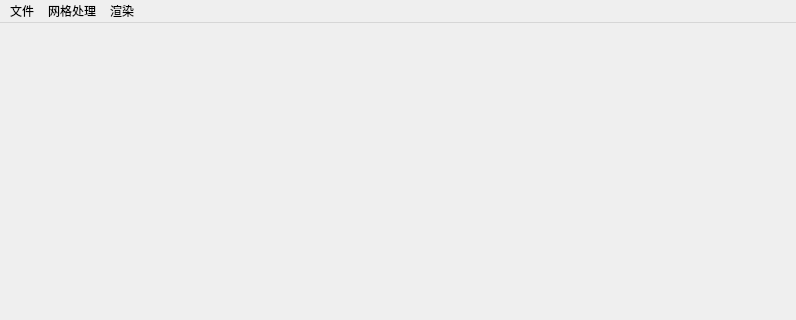
Above: mainwindow.ui from windless1015/Cart3DDemo before the change; both pictures show x 0 to 796 and y 0 to 320 of the 796 by 591 pixel window. Below: the same form after it.
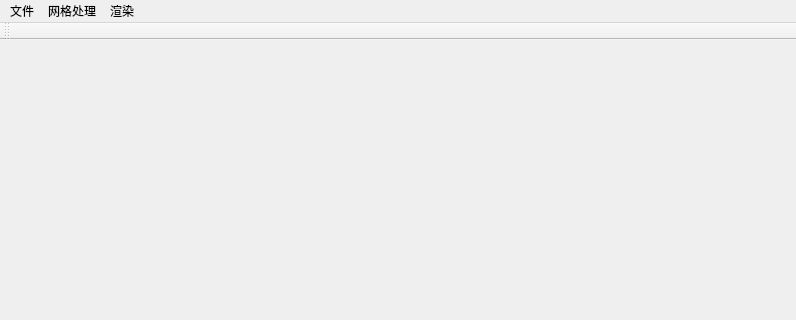
That is the form after the change.

What changed in the file:
```diff
--- a/mainwindow.ui
+++ b/mainwindow.ui
@@ -58,6 +58,17 @@
    <addaction name="menuRendering"/>
   </widget>
   <widget class="QStatusBar" name="statusbar"/>
+  <widget class="QToolBar" name="toolBar">
+   <property name="windowTitle">
+    <string>toolBar</string>
+   </property>
+   <attribute name="toolBarArea">
+    <enum>TopToolBarArea</enum>
+   </attribute>
+   <attribute name="toolBarBreak">
+    <bool>false</bool>
+   </attribute>
+  </widget>
   <action name="actionOpenMeshFile">
    <property name="text">
     <string>打开文件</string>
```
